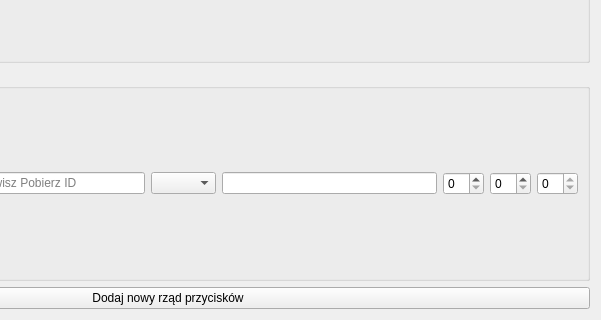
Old version of the form OknoBot.ui in the repository MBuczma/QtBot; both pictures show x 265 to 866 and y 160 to 480 of the 866 by 480 pixel window.
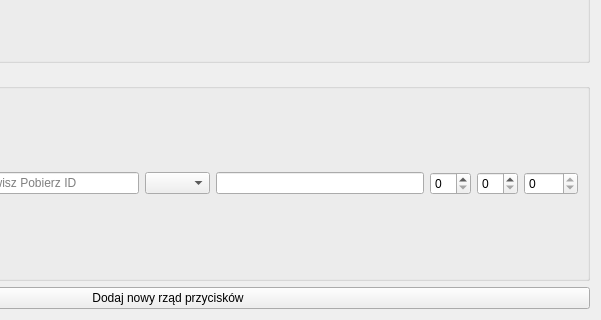
New version of the form.

What changed in the file:
```diff
--- a/OknoBot.ui
+++ b/OknoBot.ui
@@ -229,6 +229,12 @@
         <property name="readOnly">
          <bool>true</bool>
         </property>
+        <property name="maximum">
+         <number>9999</number>
+        </property>
+        <property name="value">
+         <number>0</number>
+        </property>
        </widget>
       </item>
      </layout>
```
